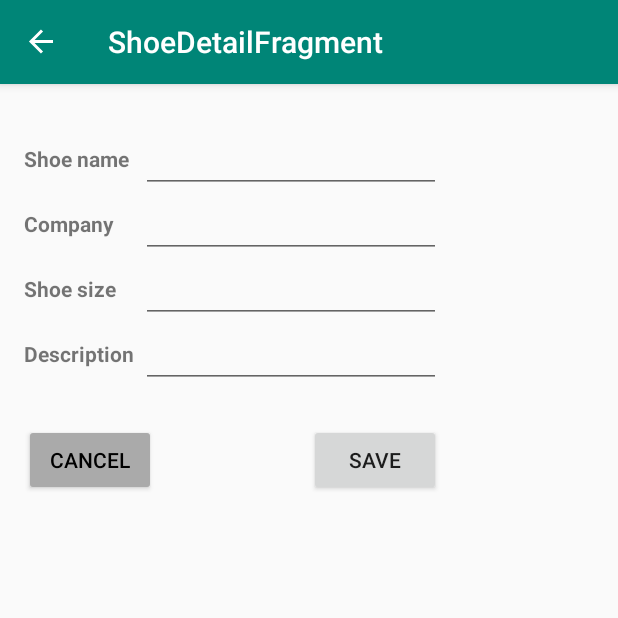
After one commit to boteomap2/ShoeStore, an Android app: the ShoeDetailFragment screen opened through its navigation route, on a phone screen of 412 x 824 dp, the top half of it. The commit adds this screen. Run offline under Robolectric (Android 15) with nearby library versions, the phone set to English and light mode, and no system bars; our stand-ins replace Timber, data binding, navigation-ui.

Commit message:
Finish project 1

```diff
--- /dev/null
+++ b/app/src/main/java/com/udacity/shoestore/screens/ShoeDetailFragment.kt
@@ -0,0 +1,54 @@
+package com.udacity.shoestore.screens
+
+import android.os.Bundle
+import androidx.fragment.app.Fragment
+import android.view.LayoutInflater
+import android.view.View
+import android.view.ViewGroup
+import android.widget.Toast
+import androidx.databinding.DataBindingUtil
+import androidx.fragment.app.activityViewModels
+import androidx.fragment.app.viewModels
+import androidx.navigation.fragment.findNavController
+import com.udacity.shoestore.R
+import com.udacity.shoestore.databinding.FragmentShoeDetailBinding
+import com.udacity.shoestore.viewmodel.ShoeDetailViewModel
+import com.udacity.shoestore.viewmodel.ShoeViewModel
+
+class ShoeDetailFragment : Fragment() {
+    private val shoeViewModel : ShoeViewModel by activityViewModels()
+    private val shoeDetailViewMode : ShoeDetailViewModel by viewModels()
+
+    override fun onCreateView(
+        inflater: LayoutInflater, container: ViewGroup?,
+        savedInstanceState: Bundle?
+    ): View? {
+        val binding: FragmentShoeDetailBinding = DataBindingUtil.inflate(
+            inflater, R.layout.fragment_shoe_detail, container, false
+        )
+
+        binding.shoeDetailViewModel = shoeDetailViewMode
+        binding.lifecycleOwner = this
+
+        binding.saveButton.setOnClickListener {
+            if (shoeDetailViewMode.validateFields()) {
+                val shoe = shoeDetailViewMode.SaveShoe()
+                shoeViewModel.addShoe(shoe)
+                navigateToShoeList()
+            } else {
+                Toast.makeText(context, getString(R.string.empty_fields_warning), Toast.LENGTH_SHORT).show()
+            }
+        }
+
+        binding.cancelButton.setOnClickListener {
+            findNavController().popBackStack()
+        }
+
+        return binding.root
+    }
+
+    private fun navigateToShoeList() {
+        this.findNavController().navigate(R.id.action_shoeDetailFragment_to_shoeListFragment)
+    }
+
+}
--- /dev/null
+++ b/app/src/main/java/com/udacity/shoestore/viewmodel/ShoeDetailViewModel.kt
@@ -0,0 +1,32 @@
+package com.udacity.shoestore.viewmodel
+
+import androidx.lifecycle.MutableLiveData
+import androidx.lifecycle.ViewModel
+import com.udacity.shoestore.models.Shoe
+
+class ShoeDetailViewModel : ViewModel() {
+    val shoeName = MutableLiveData<String>()
+    val shoeSize = MutableLiveData<String>()
+    val shoeCompany = MutableLiveData<String>()
+    val shoeDescription = MutableLiveData<String>()
+
+    fun validateFields() : Boolean {
+        return fieldNotEmpty(shoeName) &&
+                fieldNotEmpty(shoeSize) &&
+                fieldNotEmpty(shoeCompany) &&
+                fieldNotEmpty(shoeDescription)
+    }
+
+    private fun fieldNotEmpty(data: MutableLiveData<String>): Boolean {
+        return data.value != null && data.value?.isNotEmpty() == true
+    }
+
+    fun SaveShoe() : Shoe {
+        return Shoe(
+            shoeName.value ?: "",
+            shoeSize.value?.toDouble()!!,
+            shoeCompany.value ?: "",
+            shoeDescription.value ?: "",
+            arrayListOf(""))
+    }
+}
--- /dev/null
+++ b/app/src/main/res/layout/fragment_shoe_detail.xml
@@ -0,0 +1,118 @@
+<?xml version="1.0" encoding="utf-8"?>
+<layout xmlns:android="http://schemas.android.com/apk/res/android"
+        xmlns:app="http://schemas.android.com/apk/res-auto">
+    <data>
+        <variable
+                name="shoeDetailViewModel"
+                type="com.udacity.shoestore.viewmodel.ShoeDetailViewModel" />
+
+    </data>
+
+    <androidx.constraintlayout.widget.ConstraintLayout
+            android:layout_width="match_parent"
+            android:layout_height="match_parent"
+            android:padding="@dimen/fragment_horizontal_margin">
+
+        <TextView
+                android:id="@+id/shoe_name_text"
+                android:layout_width="wrap_content"
+                android:layout_height="wrap_content"
+                android:layout_marginTop="@dimen/shoe_details_margin"
+                android:text="@string/shoe_name"
+                android:textStyle="bold"
+                app:layout_constraintStart_toStartOf="parent"
+                app:layout_constraintTop_toTopOf="parent" />
+
+        <EditText
+                android:id="@+id/shoe_name_edit"
+                android:layout_width="@dimen/shoe_edit_text_width"
+                android:layout_height="wrap_content"
+                android:layout_marginStart="@dimen/shoe_padding"
+                android:inputType="text"
+                android:text="@={shoeDetailViewModel.shoeName}"
+                app:layout_constraintBottom_toBottomOf="@+id/shoe_name_text"
+                app:layout_constraintStart_toEndOf="@+id/shoe_name_text"
+                app:layout_constraintTop_toTopOf="@+id/shoe_name_text" />
+
+        <TextView
+                android:id="@+id/shoe_company_text"
+                android:layout_width="wrap_content"
+                android:layout_height="wrap_content"
+                android:layout_marginTop="@dimen/shoe_details_margin"
+                android:text="@string/shoe_detail_company"
+                android:textStyle="bold"
+                app:layout_constraintStart_toStartOf="parent"
+                app:layout_constraintTop_toBottomOf="@+id/shoe_name_text" />
+
+        <EditText
+                android:id="@+id/shoe_company_edit"
+                android:layout_width="@dimen/shoe_edit_text_width"
+                android:layout_height="wrap_content"
+                android:inputType="text"
+                android:text="@={shoeDetailViewModel.shoeCompany}"
+                app:layout_constraintBottom_toBottomOf="@+id/shoe_company_text"
+                app:layout_constraintStart_toStartOf="@+id/shoe_name_edit"
+                app:layout_constraintTop_toTopOf="@+id/shoe_company_text" />
+
+        <TextView
+                android:id="@+id/shoe_size_text"
+                android:layout_width="wrap_content"
+                android:layout_height="wrap_content"
+                android:layout_marginTop="@dimen/shoe_details_margin"
+                android:text="@string/shoe_detail_size"
+                android:textStyle="bold"
+                app:layout_constraintStart_toStartOf="parent"
+                app:layout_constraintTop_toBottomOf="@+id/shoe_company_text" />
+
+        <EditText
+                android:id="@+id/shoe_size_edit"
+                android:layout_width="@dimen/shoe_edit_text_width"
+                android:layout_height="wrap_content"
+                android:inputType="numberDecimal"
+                android:text="@={shoeDetailViewModel.shoeSize}"
+                app:layout_constraintBottom_toBottomOf="@+id/shoe_size_text"
+                app:layout_constraintStart_toStartOf="@+id/shoe_company_edit"
+                app:layout_constraintTop_toTopOf="@+id/shoe_size_text" />
+
+        <TextView
+                android:id="@+id/shoe_description_text"
+                android:layout_width="wrap_content"
+                android:layout_height="wrap_content"
+                android:layout_marginTop="@dimen/shoe_details_margin"
+                android:text="@string/shoe_detail_description"
+                android:textStyle="bold"
+                app:layout_constraintStart_toStartOf="parent"
+                app:layout_constraintTop_toBottomOf="@+id/shoe_size_text" />
+
+        <EditText
+                android:id="@+id/shoe_description_edit"
+                android:layout_width="@dimen/shoe_edit_text_width"
+                android:layout_height="wrap_content"
+                android:inputType="text"
+                android:text="@={shoeDetailViewModel.shoeDescription}"
+                app:layout_constraintBottom_toBottomOf="@+id/shoe_description_text"
+                app:layout_constraintStart_toStartOf="@+id/shoe_size_edit"
+                app:layout_constraintTop_toTopOf="@+id/shoe_description_text" />
+
+        <Button
+                android:id="@+id/cancel_button"
+                android:layout_width="wrap_content"
+                android:layout_height="wrap_content"
+                android:layout_marginTop="@dimen/shoe_details_margin"
+                android:backgroundTint="@android:color/darker_gray"
+                android:text="@string/cancel"
+                android:textColor="@color/design_default_color_on_secondary"
+                app:layout_constraintStart_toStartOf="parent"
+                app:layout_constraintTop_toBottomOf="@+id/shoe_description_edit" />
+
+        <Button
+                android:id="@+id/save_button"
+                android:layout_width="wrap_content"
+                android:layout_height="wrap_content"
+                android:text="@string/save"
+                app:layout_constraintEnd_toEndOf="parent"
+                app:layout_constraintStart_toEndOf="@+id/cancel_button"
+                app:layout_constraintTop_toTopOf="@+id/cancel_button" />
+
+    </androidx.constraintlayout.widget.ConstraintLayout>
+</layout>
--- a/app/src/main/res/layout/fragment_shoe_list.xml
+++ b/app/src/main/res/layout/fragment_shoe_list.xml
@@ -4,7 +4,7 @@
 
     <data>
         <variable
-                name="viewModel"
+                name="shoeViewModel"
                 type="com.udacity.shoestore.viewmodel.ShoeViewModel" />
         <import type="android.view.View" />
     </data>
@@ -30,12 +30,12 @@
                         android:layout_height="wrap_content"
                         android:text="No shoes to display!"
                         android:textAlignment="center"
-                        android:visibility="@{viewModel.shoesEmpty() ? View.VISIBLE : View.GONE}" />
+                        android:visibility="@{shoeViewModel.shoesEmpty() ? View.VISIBLE : View.GONE}" />
             </LinearLayout>
         </ScrollView>
 
         <com.google.android.material.floatingactionbutton.FloatingActionButton
-                android:id="@+id/fab"
+                android:id="@+id/fly_add_button"
                 android:layout_width="wrap_content"
                 android:layout_height="wrap_content"
                 android:layout_margin="16dp"
--- a/app/src/main/res/navigation/navigation.xml
+++ b/app/src/main/res/navigation/navigation.xml
@@ -20,5 +20,11 @@
     <fragment android:id="@+id/shoeListFragment" android:name="com.udacity.shoestore.screens.ShoeListFragment"
               android:label="ShoeListFragment">
         <action android:id="@+id/action_shoeListFragment_to_loginFragment" app:destination="@id/loginFragment"/>
+        <action android:id="@+id/action_shoeListFragment_to_shoeDetailFragment"
+                app:destination="@id/shoeDetailFragment"/>
+    </fragment>
+    <fragment android:id="@+id/shoeDetailFragment" android:name="com.udacity.shoestore.screens.ShoeDetailFragment"
+              android:label="ShoeDetailFragment">
+        <action android:id="@+id/action_shoeDetailFragment_to_shoeListFragment" app:destination="@id/shoeListFragment"/>
     </fragment>
 </navigation>
--- /dev/null
+++ b/app/src/main/res/values/dimen.xml
@@ -0,0 +1,10 @@
+<?xml version="1.0" encoding="utf-8"?>
+<resources>
+    <dimen name="fragment_horizontal_margin">16dp</dimen>
+    <dimen name="fragment_vertical_margin">16dp</dimen>
+    <dimen name="shoe_details_margin">24dp</dimen>
+    <dimen name="shoe_edit_text_width">200dp</dimen>
+    <dimen name="shoe_padding">8dp</dimen>
+    <dimen name="image_padding_small">5dp</dimen>
+    <dimen name="shoe_image_size">100dp</dimen>
+</resources>
--- a/app/src/main/res/values/strings.xml
+++ b/app/src/main/res/values/strings.xml
@@ -6,7 +6,18 @@
     <string name="instructions_text_1">This is instructions</string>
     <string name="instructions_text_2">Explore it by yourself :D</string>
     <string name="next_button">Next</string>
-    <!-- TODO: Remove or change this placeholder text -->
-    <string name="hello_blank_fragment">Hello blank fragment</string>
     <string name="logout">Logout</string>
+    <string name="shoe_list">Shoe List</string>
+    <string name="empty_list">No shoes to display.</string>
+    <string name="shoe_name">Shoe name</string>
+    <string name="shoe_company">Company: %s</string>
+    <string name="shoe_size">Shoe size: %.1f</string>
+    <string name="shoe_description">Description: %s</string>
+    <string name="shoe_detail">Shoe Detail</string>
+    <string name="shoe_detail_company">Company</string>
+    <string name="shoe_detail_size">Shoe size</string>
+    <string name="shoe_detail_description">Description</string>
+    <string name="cancel">Cancel</string>
+    <string name="save">Save</string>
+    <string name="empty_fields_warning">Please fill all fields</string>
 </resources>
```
Also changed, not shown: app/src/main/java/com/udacity/shoestore/screens/ShoeListFragment.kt (+22 -3 lines), app/src/main/res/layout/view_shoe.xml (added, +88 -0 lines), app/src/main/res/values/styles.xml (+11 -0 lines), app/src/main/res/drawable/shoe.png (added).
